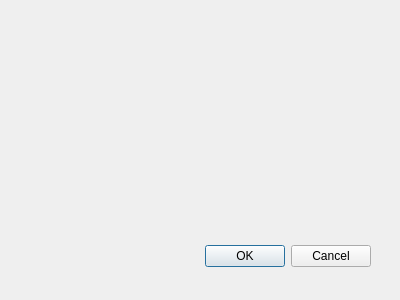
Qt form CRMBaseModule/customerdialog.ui (torgcrm/TorgCRM-QtClient) before a commit.
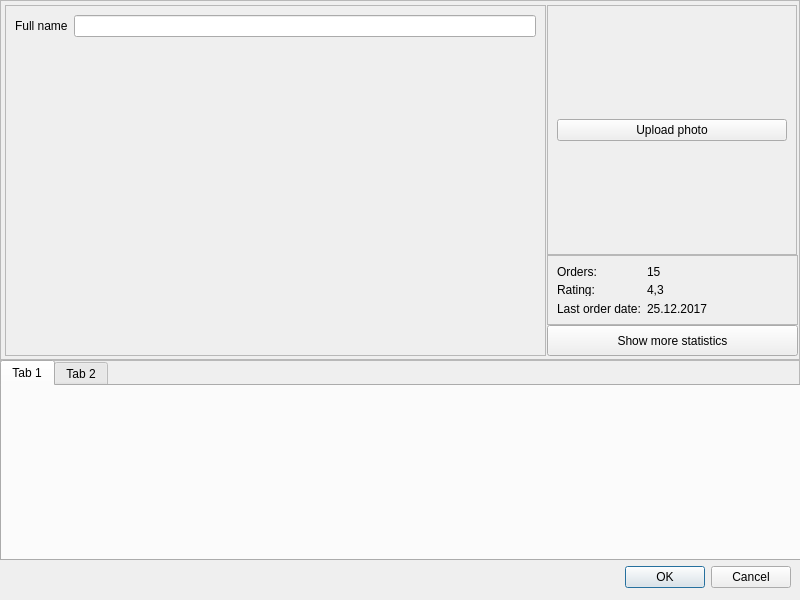
The same form after that commit.

Commit message: customer form modified

The edit to the form file:
```diff
--- a/CRMBaseModule/customerdialog.ui
+++ b/CRMBaseModule/customerdialog.ui
@@ -8,20 +8,26 @@
    <rect>
     <x>0</x>
     <y>0</y>
-    <width>400</width>
-    <height>300</height>
+    <width>800</width>
+    <height>600</height>
    </rect>
   </property>
+  <property name="sizePolicy">
+   <sizepolicy hsizetype="Fixed" vsizetype="Fixed">
+    <horstretch>0</horstretch>
+    <verstretch>0</verstretch>
+   </sizepolicy>
+  </property>
   <property name="windowTitle">
    <string>Dialog</string>
   </property>
   <widget name="buttonBox" class="QDialogButtonBox">
    <property name="geometry">
     <rect>
-     <x>30</x>
-     <y>240</y>
-     <width>341</width>
-     <height>32</height>
+     <x>360</x>
+     <y>560</y>
+     <width>431</width>
+     <height>34</height>
     </rect>
    </property>
    <property name="orientation">
@@ -31,6 +37,184 @@
     <set>QDialogButtonBox::Cancel|QDialogButtonBox::Ok</set>
    </property>
   </widget>
+  <widget class="QFrame" name="additionalDataFrame">
+   <property name="geometry">
+    <rect>
+     <x>0</x>
+     <y>360</y>
+     <width>800</width>
+     <height>200</height>
+    </rect>
+   </property>
+   <property name="frameShape">
+    <enum>QFrame::StyledPanel</enum>
+   </property>
+   <property name="frameShadow">
+    <enum>QFrame::Raised</enum>
+   </property>
+   <widget class="QTabWidget" name="tabWidget">
+    <property name="geometry">
+     <rect>
+      <x>0</x>
+      <y>0</y>
+      <width>801</width>
+      <height>201</height>
+     </rect>
+    </property>
+    <widget class="QWidget" name="tab_3">
+     <attribute name="title">
+      <string>Tab 1</string>
+     </attribute>
+    </widget>
+    <widget class="QWidget" name="tab_4">
+     <attribute name="title">
+      <string>Tab 2</string>
+     </attribute>
+    </widget>
+   </widget>
+  </widget>
+  <widget class="QFrame" name="mainDataFrame">
+   <property name="geometry">
+    <rect>
+     <x>0</x>
+     <y>0</y>
+     <width>800</width>
+     <height>360</height>
+    </rect>
+   </property>
+   <property name="frameShape">
+    <enum>QFrame::StyledPanel</enum>
+   </property>
+   <property name="frameShadow">
+    <enum>QFrame::Raised</enum>
+   </property>
+   <widget class="QFrame" name="photoFrame">
+    <property name="geometry">
+     <rect>
+      <x>547</x>
+      <y>5</y>
+      <width>250</width>
+      <height>250</height>
+     </rect>
+    </property>
+    <property name="frameShape">
+     <enum>QFrame::StyledPanel</enum>
+    </property>
+    <property name="frameShadow">
+     <enum>QFrame::Raised</enum>
+    </property>
+    <layout class="QVBoxLayout" name="verticalLayout">
+     <item>
+      <widget class="QPushButton" name="pushButton">
+       <property name="text">
+        <string>Upload photo</string>
+       </property>
+      </widget>
+     </item>
+    </layout>
+   </widget>
+   <widget class="QFrame" name="frame">
+    <property name="geometry">
+     <rect>
+      <x>5</x>
+      <y>5</y>
+      <width>541</width>
+      <height>351</height>
+     </rect>
+    </property>
+    <property name="frameShape">
+     <enum>QFrame::StyledPanel</enum>
+    </property>
+    <property name="frameShadow">
+     <enum>QFrame::Raised</enum>
+    </property>
+    <layout class="QFormLayout" name="formLayout">
+     <item row="0" column="0">
+      <widget class="QLabel" name="label">
+       <property name="text">
+        <string>Full name</string>
+       </property>
+      </widget>
+     </item>
+     <item row="0" column="1">
+      <widget class="QLineEdit" name="lineEdit"/>
+     </item>
+    </layout>
+   </widget>
+   <widget class="QFrame" name="frame_2">
+    <property name="geometry">
+     <rect>
+      <x>547</x>
+      <y>255</y>
+      <width>251</width>
+      <height>70</height>
+     </rect>
+    </property>
+    <property name="frameShape">
+     <enum>QFrame::StyledPanel</enum>
+    </property>
+    <property name="frameShadow">
+     <enum>QFrame::Raised</enum>
+    </property>
+    <layout class="QFormLayout" name="formLayout_2">
+     <item row="0" column="0">
+      <widget class="QLabel" name="label_4">
+       <property name="text">
+        <string>Orders:</string>
+       </property>
+      </widget>
+     </item>
+     <item row="0" column="1">
+      <widget class="QLabel" name="label_2">
+       <property name="text">
+        <string>15</string>
+       </property>
+      </widget>
+     </item>
+     <item row="1" column="0">
+      <widget class="QLabel" name="label_3">
+       <property name="text">
+        <string>Rating:</string>
+       </property>
+      </widget>
+     </item>
+     <item row="1" column="1">
+      <widget class="QLabel" name="label_5">
+       <property name="text">
+        <string>4,3</string>
+       </property>
+      </widget>
+     </item>
+     <item row="2" column="0">
+      <widget class="QLabel" name="label_6">
+       <property name="text">
+        <string>Last order date:</string>
+       </property>
+      </widget>
+     </item>
+     <item row="2" column="1">
+      <widget class="QLabel" name="label_7">
+       <property name="text">
+        <string>25.12.2017</string>
+       </property>
+      </widget>
+     </item>
+    </layout>
+   </widget>
+   <widget class="QPushButton" name="pushButton_2">
+    <property name="geometry">
+     <rect>
+      <x>547</x>
+      <y>325</y>
+      <width>251</width>
+      <height>31</height>
+     </rect>
+    </property>
+    <property name="text">
+     <string>Show more statistics</string>
+    </property>
+   </widget>
+  </widget>
  </widget>
  <pixmapfunction/>
  <resources/>
```
Left out of the diff: 46 changed lines with no effect on the pictures. The commit also changes 1 other file.
